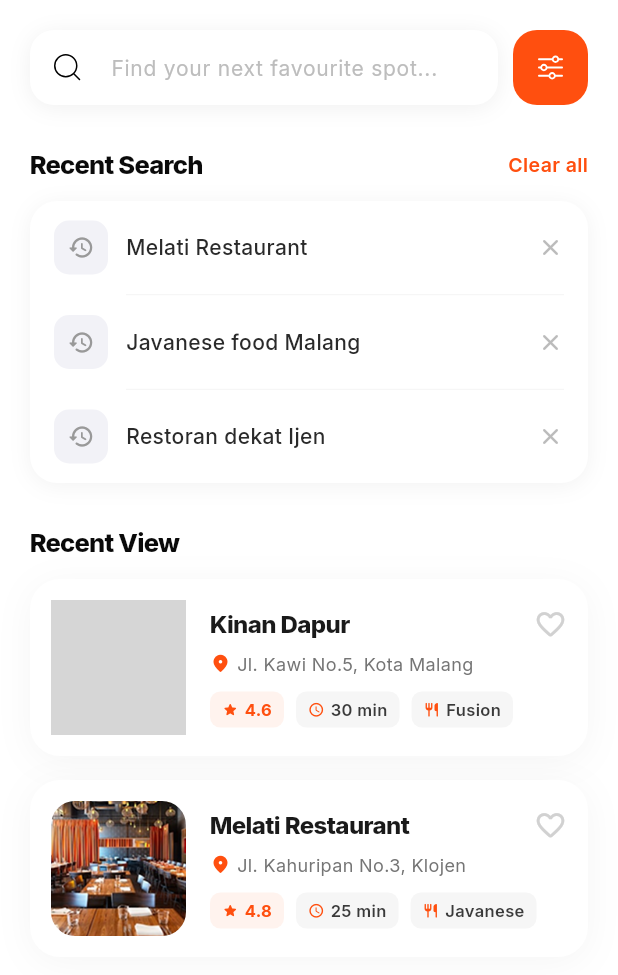
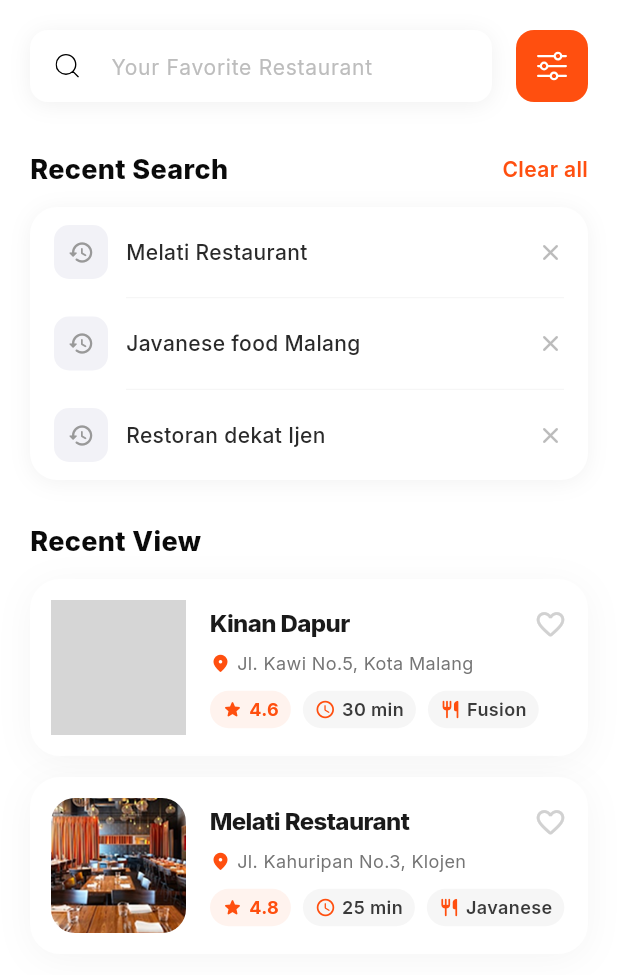
Before and after one commit to akhmaddakhir/aplikasi_teman_resto, a Flutter app: the SearchPage screen opened by its route, on a phone screen of 412 x 824 dp. Shown: the top 975 px of the screen. Run offline on Flutter 3.47's test engine with Material 3 defaults, Android fonts, the phone set to English and light mode, and no system bars; our stand-ins replace flutter_svg, google_fonts; grey boxes are pictures that could not be loaded.

Commit message:
update spacing and font sizes on search page; adjust chip design on restaurant cards

```diff
--- a/lib/pages/search/search_page.dart
+++ b/lib/pages/search/search_page.dart
@@ -60,7 +60,7 @@ class _SearchPageState extends State<SearchPage> {
   @override
   Widget build(BuildContext context) {
     return Scaffold(
-      backgroundColor: const Color(0xFFFFFF),
+      backgroundColor: Colors.white,
       body: SafeArea(
         child: SingleChildScrollView(
           padding: const EdgeInsets.fromLTRB(20, 20, 20, 100),
@@ -72,10 +72,10 @@ class _SearchPageState extends State<SearchPage> {
                 children: [
                   Expanded(
                     child: Container(
-                      height: 50,
+                      height: 48,
                       decoration: BoxDecoration(
                         color: Colors.white,
-                        borderRadius: BorderRadius.circular(16),
+                        borderRadius: BorderRadius.circular(12),
                         boxShadow: [
                           BoxShadow(
                             color: Colors.black.withOpacity(0.06),
@@ -92,12 +92,12 @@ class _SearchPageState extends State<SearchPage> {
                         textAlignVertical: TextAlignVertical.center,
                         style: const TextStyle(
                           fontFamily: _font,
-                          fontSize: 15,
+                          fontSize: 16,
                           fontWeight: FontWeight.w500,
                           color: Color(0xFF0A0A0A),
                         ),
                         decoration: InputDecoration(
-                          hintText: 'Find your next favourite spot...',
+                          hintText: 'Your Favorite Restaurant',
                           hintStyle: TextStyle(
                             fontFamily: _font,
                             fontSize: 14,
@@ -117,27 +117,28 @@ class _SearchPageState extends State<SearchPage> {
                             ),
                           ),
                           border: InputBorder.none,
-                          contentPadding: const EdgeInsets.symmetric(vertical: 0),
+                          contentPadding:
+                              const EdgeInsets.symmetric(vertical: 0),
                         ),
                       ),
                     ),
                   ),
-                  const SizedBox(width: 10),
+                  const SizedBox(width: 16),
                   GestureDetector(
                     onTap: () => Navigator.push(context,
                         MaterialPageRoute(builder: (_) => const FilterPage())),
                     child: Container(
-                      width: 50,
-                      height: 50,
+                      width: 48,
+                      height: 48,
                       decoration: BoxDecoration(
                         color: _orange,
-                        borderRadius: BorderRadius.circular(16),
+                        borderRadius: BorderRadius.circular(12),
                       ),
                       child: Center(
                         child: SvgPicture.asset(
                           'assets/icons/filter.svg',
-                          width: 20,
-                          height: 20,
+                          width: 24,
+                          height: 24,
                           colorFilter: const ColorFilter.mode(
                               Colors.white, BlendMode.srcIn),
                         ),
@@ -147,7 +148,7 @@ class _SearchPageState extends State<SearchPage> {
                 ],
               ),
 
-              const SizedBox(height: 28),
+              const SizedBox(height: 32),
 
               // ── Recent Searches ──────────────────────────────────
               Row(
@@ -157,10 +158,9 @@ class _SearchPageState extends State<SearchPage> {
                     'Recent Search',
                     style: TextStyle(
                       fontFamily: _font,
-                      fontSize: 17,
+                      fontSize: 18,
                       fontWeight: FontWeight.w800,
                       color: Color(0xFF0A0A0A),
-                      letterSpacing: -0.5,
                     ),
                   ),
                   GestureDetector(
@@ -169,7 +169,7 @@ class _SearchPageState extends State<SearchPage> {
                       'Clear all',
                       style: TextStyle(
                         fontFamily: _font,
-                        fontSize: 13,
+                        fontSize: 14,
                         fontWeight: FontWeight.w600,
                         color: _orange,
                       ),
@@ -199,7 +199,7 @@ class _SearchPageState extends State<SearchPage> {
                       children: [
                         Padding(
                           padding: const EdgeInsets.symmetric(
-                              horizontal: 16, vertical: 13),
+                              horizontal: 16, vertical: 12),
                           child: Row(
                             children: [
                               Container(
@@ -228,8 +228,8 @@ class _SearchPageState extends State<SearchPage> {
                                 ),
                               ),
                               GestureDetector(
-                                onTap: () => setState(
-                                    () => _recentSearches.removeAt(i)),
+                                onTap: () =>
+                                    setState(() => _recentSearches.removeAt(i)),
                                 child: const Icon(
                                   Icons.close_rounded,
                                   size: 18,
@@ -259,10 +259,9 @@ class _SearchPageState extends State<SearchPage> {
                 'Recent View',
                 style: TextStyle(
                   fontFamily: _font,
-                  fontSize: 17,
+                  fontSize: 18,
                   fontWeight: FontWeight.w800,
                   color: Color(0xFF0A0A0A),
-                  letterSpacing: -0.5,
                 ),
               ),
 
@@ -270,12 +269,20 @@ class _SearchPageState extends State<SearchPage> {
 
               Column(
                 children: _recentViewed
-                    .map((item) => _HorizontalRestaurantCard(
-                          item: item,
+                    .asMap()
+                    .entries
+                    .map((entry) => Padding(
+                          padding: EdgeInsets.only(
+                              bottom: entry.key == _recentViewed.length - 1
+                                  ? 0
+                                  : 14),
+                          child: _HorizontalRestaurantCard(
+                            item: entry.value,
                             onTap: () => Navigator.push(
                                 context,
                                 MaterialPageRoute(
                                     builder: (_) => const RestaurantDetail())),
+                          ),
                         ))
                     .toList(),
               ),
@@ -317,7 +324,6 @@ class _HorizontalRestaurantCardState extends State<_HorizontalRestaurantCard> {
   @override
   Widget build(BuildContext context) {
     return Container(
-      margin: const EdgeInsets.only(bottom: 16),
       decoration: BoxDecoration(
         color: Colors.white,
         borderRadius: BorderRadius.circular(20),
@@ -369,7 +375,9 @@ class _HorizontalRestaurantCardState extends State<_HorizontalRestaurantCard> {
                         GestureDetector(
                           onTap: () => setState(() => _saved = !_saved),
                           child: Icon(
-                            _saved ? Icons.favorite_rounded : Icons.favorite_border_rounded,
+                            _saved
+                                ? Icons.favorite_rounded
+                                : Icons.favorite_border_rounded,
                             size: 22,
                             color: _saved ? _orange : const Color(0xFFD1D1D1),
                           ),
@@ -398,7 +406,9 @@ class _HorizontalRestaurantCardState extends State<_HorizontalRestaurantCard> {
                       ],
                     ),
                     const SizedBox(height: 10),
-                    Row(
+                    SingleChildScrollView(
+                      scrollDirection: Axis.horizontal,
+                      child: Row(
                         children: [
                           _MiniChip(
                               icon: Icons.star_rounded,
@@ -413,6 +423,7 @@ class _HorizontalRestaurantCardState extends State<_HorizontalRestaurantCard> {
                               icon: Icons.restaurant_rounded,
                               label: widget.item.cuisine),
                         ],
+                      ),
                     ),
                   ],
                 ),
@@ -446,18 +457,18 @@ class _MiniChip extends StatelessWidget {
       padding: const EdgeInsets.symmetric(horizontal: 8, vertical: 4),
       decoration: BoxDecoration(
         color: isHighlight ? const Color(0xFFFFF3EE) : const Color(0xFFF6F6F6),
-        borderRadius: BorderRadius.circular(7),
+        borderRadius: BorderRadius.circular(50),
       ),
       child: Row(
         mainAxisSize: MainAxisSize.min,
         children: [
-          Icon(icon, size: 11, color: _orange),
+          Icon(icon, size: 14, color: _orange),
           const SizedBox(width: 4),
           Text(
             label,
             style: TextStyle(
               fontFamily: _font,
-              fontSize: 11,
+              fontSize: 12,
               fontWeight: isHighlight ? FontWeight.w700 : FontWeight.w600,
               color: isHighlight ? _orange : const Color(0xFF3A3A3A),
             ),
```
Lines whose indentation alone changed are shown as unchanged.
